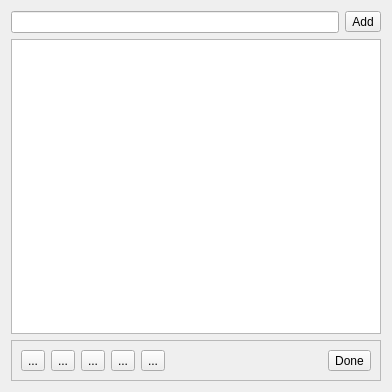
The window that src/Todo/Todo.ui (ic005k/Knot) describes before a commit, drawn with Qt 5.
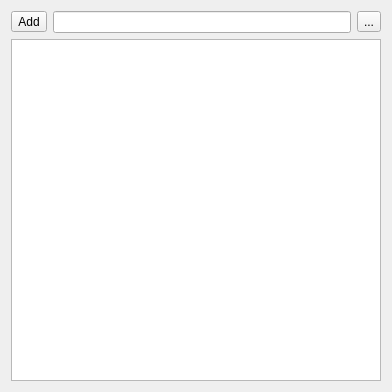
The same window after the commit. Icons and pictures are not drawn.

Commit message: Refactored the desktop Todo list UI.

```diff
--- a/src/Todo/Todo.ui
+++ b/src/Todo/Todo.ui
@@ -16,9 +16,6 @@
   <layout class="QVBoxLayout" name="verticalLayout">
    <item>
     <layout class="QHBoxLayout" name="horizontalLayout">
-     <item>
-      <widget class="QLineEdit" name="editTodoText"/>
-     </item>
      <item>
       <widget class="QToolButton" name="btnAddText">
        <property name="text">
@@ -26,99 +23,8 @@
        </property>
       </widget>
      </item>
-    </layout>
-   </item>
    <item>
-    <widget class="QListWidget" name="listTodo"/>
-   </item>
-   <item>
-    <widget class="QFrame" name="frame">
-     <property name="sizePolicy">
-      <sizepolicy hsizetype="Preferred" vsizetype="Fixed">
-       <horstretch>0</horstretch>
-       <verstretch>0</verstretch>
-      </sizepolicy>
-     </property>
-     <property name="minimumSize">
-      <size>
-       <width>0</width>
-       <height>30</height>
-      </size>
-     </property>
-     <property name="frameShape">
-      <enum>QFrame::Shape::StyledPanel</enum>
-     </property>
-     <property name="frameShadow">
-      <enum>QFrame::Shadow::Raised</enum>
-     </property>
-     <layout class="QHBoxLayout" name="horizontalLayout_2">
-      <item>
-       <widget class="QToolButton" name="btnHigh">
-        <property name="text">
-         <string>...</string>
-        </property>
-        <property name="icon">
-         <iconset resource="../../res.qrc">
-          <normaloff>:/res/high_l.svg</normaloff>:/res/high_l.svg</iconset>
-        </property>
-        <property name="iconSize">
-         <size>
-          <width>20</width>
-          <height>20</height>
-         </size>
-        </property>
-       </widget>
-      </item>
-      <item>
-       <widget class="QToolButton" name="btnLow">
-        <property name="text">
-         <string>...</string>
-        </property>
-        <property name="icon">
-         <iconset resource="../../res.qrc">
-          <normaloff>:/res/low_l.svg</normaloff>:/res/low_l.svg</iconset>
-        </property>
-        <property name="iconSize">
-         <size>
-          <width>20</width>
-          <height>20</height>
-         </size>
-        </property>
-       </widget>
-      </item>
-      <item>
-       <widget class="QToolButton" name="btnEdit">
-        <property name="text">
-         <string>...</string>
-        </property>
-        <property name="icon">
-         <iconset resource="../../res.qrc">
-          <normaloff>:/res/edit_l.svg</normaloff>:/res/edit_l.svg</iconset>
-        </property>
-        <property name="iconSize">
-         <size>
-          <width>20</width>
-          <height>20</height>
-         </size>
-        </property>
-       </widget>
-      </item>
-      <item>
-       <widget class="QToolButton" name="btnAlarm">
-        <property name="text">
-         <string>...</string>
-        </property>
-        <property name="icon">
-         <iconset resource="../../res.qrc">
-          <normaloff>:/res/alarm_l.svg</normaloff>:/res/alarm_l.svg</iconset>
-        </property>
-        <property name="iconSize">
-         <size>
-          <width>20</width>
-          <height>20</height>
-         </size>
-        </property>
-       </widget>
+      <widget class="QLineEdit" name="editTodoText"/>
       </item>
       <item>
        <widget class="QToolButton" name="btnRecycleBin">
@@ -137,28 +43,10 @@
         </property>
        </widget>
       </item>
-      <item>
-       <spacer name="horizontalSpacer">
-        <property name="orientation">
-         <enum>Qt::Orientation::Horizontal</enum>
-        </property>
-        <property name="sizeHint" stdset="0">
-         <size>
-          <width>148</width>
-          <height>20</height>
-         </size>
-        </property>
-       </spacer>
-      </item>
-      <item>
-       <widget class="QToolButton" name="btnDone">
-        <property name="text">
-         <string>Done</string>
-        </property>
-       </widget>
-      </item>
-     </layout>
-    </widget>
+    </layout>
+   </item>
+   <item>
+    <widget class="QListWidget" name="listTodo"/>
    </item>
   </layout>
  </widget>
```
Lines whose indentation alone changed are shown as unchanged. The commit also changes 15 other files.
